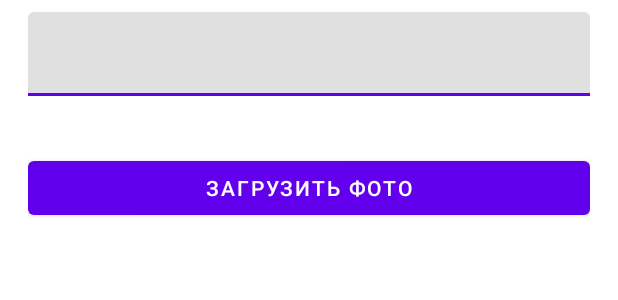
After one commit to datsiii/MapForTravelers, an Android app: the layout fragment_dialog.xml on its own in the app's theme, with its tools: preview values and no code run, on a phone screen of 412 x 824 dp. The commit adds this screen. Shown: the top 300 px of the screen. Run offline under Robolectric (Android 15) with nearby library versions, the phone set to English and light mode, and no system bars.

Commit message:
Added a dialog fragment for creating a place-mark

```diff
--- a/app/build.gradle.kts
+++ b/app/build.gradle.kts
@@ -40,6 +40,7 @@ android {
 
 dependencies {
 
+    implementation ("com.android.volley:volley:1.2.1")
     implementation("androidx.core:core-ktx:1.9.0")
     implementation("androidx.appcompat:appcompat:1.6.1")
     implementation("com.google.android.material:material:1.11.0")
--- a/app/src/main/res/layout/activity_main.xml
+++ b/app/src/main/res/layout/activity_main.xml
@@ -13,9 +13,6 @@
         layout="@layout/app_bar_main"
         android:layout_width="match_parent"
         android:layout_height="match_parent" />
-    <include
-        android:id="@+id/content"
-        layout="@layout/content_main" />
 
     <com.google.android.material.navigation.NavigationView
         android:id="@+id/nav_view"
@@ -26,4 +23,5 @@
         app:headerLayout="@layout/nav_header_main"
         app:menu="@menu/activity_main_drawer" />
 
+
 </androidx.drawerlayout.widget.DrawerLayout>
--- a/app/src/main/res/layout/app_bar_main.xml
+++ b/app/src/main/res/layout/app_bar_main.xml
@@ -20,7 +20,9 @@
 
     </com.google.android.material.appbar.AppBarLayout>
 
-    <include layout="@layout/content_main" />
+    <include
+        android:id="@+id/content"
+        layout="@layout/content_main" />
 
     <com.google.android.material.floatingactionbutton.FloatingActionButton
         android:id="@+id/fab"
@@ -31,4 +33,5 @@
         android:layout_marginBottom="16dp"
         app:srcCompat="@android:drawable/ic_dialog_email" />
 
+
 </androidx.coordinatorlayout.widget.CoordinatorLayout>
--- /dev/null
+++ b/app/src/main/res/layout/fragment_dialog.xml
@@ -0,0 +1,34 @@
+<?xml version="1.0" encoding="utf-8"?>
+<FrameLayout xmlns:android="http://schemas.android.com/apk/res/android"
+    android:layout_width="match_parent"
+    android:layout_height="wrap_content"
+    android:layout_marginLeft="-5dp"
+    android:layout_marginRight="-5dp"
+    android:paddingLeft="?dialogPreferredPadding"
+    android:paddingRight="?dialogPreferredPadding"
+    >
+
+    <com.google.android.material.textfield.TextInputLayout
+        android:layout_width="match_parent"
+        android:layout_height="wrap_content"
+        android:paddingBottom="8dp"
+        android:paddingTop="8dp"
+        >
+
+        <com.google.android.material.textfield.TextInputEditText
+            android:id="@+id/editText"
+            android:layout_width="match_parent"
+            android:layout_height="wrap_content"
+            android:gravity="top"
+            android:inputType="textCapSentences|textNoSuggestions"
+            />
+
+    </com.google.android.material.textfield.TextInputLayout>
+
+    <com.google.android.material.button.MaterialButton
+        android:id="@+id/btn_upld"
+        android:layout_width="match_parent"
+        android:layout_height="wrap_content"
+        android:layout_marginTop="101dp"
+        android:text="@string/btnUpld" />
+</FrameLayout>
--- a/app/src/main/res/values/strings.xml
+++ b/app/src/main/res/values/strings.xml
@@ -10,4 +10,5 @@
     <string name="menu_home">Home</string>
     <string name="menu_gallery">Gallery</string>
     <string name="menu_slideshow">Slideshow</string>
+    <string name="btnUpld">Загрузить фото</string>
 </resources>
```
Also changed, not shown: app/src/main/java/com/example/mapfortravelers/DialogPMarkFragment.kt (added, +99 -0 lines), app/src/main/java/com/example/mapfortravelers/MainActivity.kt (+103 -11 lines).
